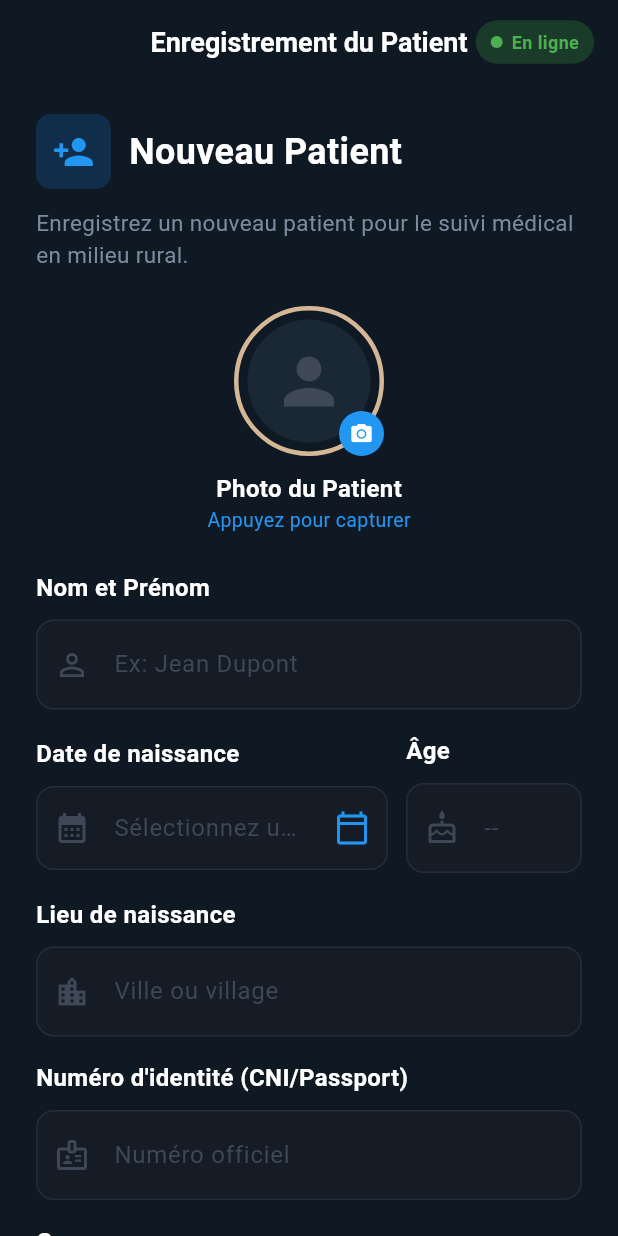
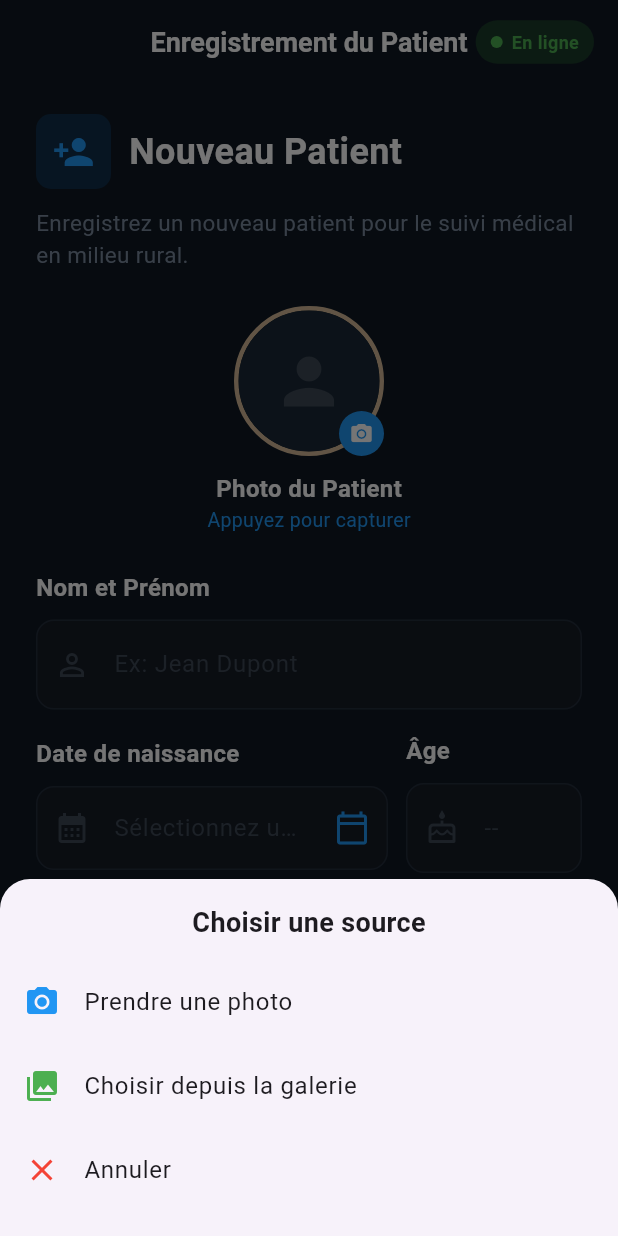
Before and after one commit to Eizrah/SanteMada, a Flutter app: the AddPatient screen opened directly, after a tap on "Photo du Patient", on a phone screen of 412 x 824 dp. Run offline on Flutter 3.47's test engine with Material 3 defaults, Android fonts, the phone set to English and light mode, and no system bars; our stand-ins replace connectivity_plus, flutter_secure_storage, image_picker, sqflite; accounts and stored records are empty.

```diff
--- /dev/null
+++ b/mobile/sante_mada/lib/fonction/prendrePhoto.dart
@@ -0,0 +1,91 @@
+import 'package:flutter/material.dart';
+import 'package:flutter/services.dart';
+import 'package:image_picker/image_picker.dart';
+
+/// Ouvre un dialog pour choisir la source (caméra ou galerie),
+/// puis retourne le fichier image sélectionné, ou null si annulé.
+
+Future<XFile?> prendrePhoto(BuildContext context) async {
+  // Vérifier que le contexte est encore valide
+  if (!context.mounted) return null;
+
+  final ImagePicker picker = ImagePicker();
+
+  // Afficher un BottomSheet pour choisir la source
+  final ImageSource? source = await showModalBottomSheet<ImageSource>(
+    context: context,
+    shape: const RoundedRectangleBorder(
+      borderRadius: BorderRadius.vertical(top: Radius.circular(20)),
+    ),
+    builder: (BuildContext ctx) {
+      return SafeArea(
+        child: Padding(
+          padding: const EdgeInsets.symmetric(vertical: 16),
+          child: Column(
+            mainAxisSize: MainAxisSize.min,
+            children: [
+              const Text(
+                'Choisir une source',
+                style: TextStyle(fontSize: 18, fontWeight: FontWeight.bold),
+              ),
+              const SizedBox(height: 12),
+              ListTile(
+                leading: const Icon(Icons.camera_alt, color: Colors.blue),
+                title: const Text('Prendre une photo'),
+                onTap: () => Navigator.pop(ctx, ImageSource.camera),
+              ),
+              ListTile(
+                leading: const Icon(Icons.photo_library, color: Colors.green),
+                title: const Text('Choisir depuis la galerie'),
+                onTap: () => Navigator.pop(ctx, ImageSource.gallery),
+              ),
+              ListTile(
+                leading: const Icon(Icons.close, color: Colors.red),
+                title: const Text('Annuler'),
+                onTap: () => Navigator.pop(ctx, null),
+              ),
+            ],
+          ),
+        ),
+      );
+    },
+  );
+
+  // Si l'utilisateur a annulé le choix
+  if (source == null) return null;
+
+  try {
+    // Prendre la photo selon la source choisie
+    final XFile? image = await picker.pickImage(
+      source: source,
+      imageQuality: 85,
+      maxWidth: 1280,
+      maxHeight: 1280,
+    );
+    return image;
+  } on PlatformException catch (e) {
+    // Permission refusée ou caméra non disponible
+    debugPrint(
+      'Erreur image_picker (PlatformException): ${e.code} - ${e.message}',
+    );
+    if (context.mounted) {
+      ScaffoldMessenger.of(context).showSnackBar(
+        SnackBar(
+          content: Text(
+            e.code == 'camera_access_denied'
+                ? 'Accès à la caméra refusé. Veuillez autoriser l\'accès dans les paramètres.'
+                : e.code == 'photo_access_denied'
+                ? 'Accès à la galerie refusé. Veuillez autoriser l\'accès dans les paramètres.'
+                : 'Impossible d\'accéder à la caméra/galerie : ${e.message}',
+          ),
+          backgroundColor: Colors.redAccent,
+          duration: const Duration(seconds: 3),
+        ),
+      );
+    }
+    return null;
+  } catch (e) {
+    debugPrint('Erreur inattendue lors de la prise de photo: $e');
+    return null;
+  }
+}
--- a/mobile/sante_mada/lib/new_patient/AddPatient.dart
+++ b/mobile/sante_mada/lib/new_patient/AddPatient.dart
@@ -1,10 +1,13 @@
 import 'dart:async';
+import 'dart:io';
 import 'package:flutter/material.dart';
 import 'package:flutter/services.dart';
 import 'package:connectivity_plus/connectivity_plus.dart';
 import 'package:sante_mada/classes/widgetUtil.dart';
 import 'package:sante_mada/database/dbLocal.dart';
+import 'package:sante_mada/fonction/prendrePhoto.dart';
 import 'package:sante_mada/models/Patient.dart';
+import 'package:image_picker/image_picker.dart';
 
 class AddPatient extends StatefulWidget {
   const AddPatient({super.key});
@@ -122,8 +125,6 @@ class _AddPatient extends State<AddPatient> {
         );
 
         await Future.delayed(const Duration(seconds: 1));
-
-
       }
     } catch (e) {
       ScaffoldMessenger.of(context).showSnackBar(
@@ -255,7 +256,15 @@ class _AddPatient extends State<AddPatient> {
               // Photo du Patient
               Center(
                 child: GestureDetector(
-                  onTap: () => debugPrint("Capture photo cliquée"),
+                  onTap: () async {
+                    XFile? photo = await prendrePhoto(context);
+                    if (!mounted) return;
+                    if (photo != null) {
+                      setState(() {
+                        _photo.text = photo.path;
+                      });
+                    }
+                  },
                   child: Column(
                     children: [
                       Stack(
@@ -267,21 +276,28 @@ class _AddPatient extends State<AddPatient> {
                             decoration: BoxDecoration(
                               shape: BoxShape.circle,
                               border: Border.all(
-                                color: const Color(0xFFD4B896),
+                                color: _photo.text.isNotEmpty
+                                    ? const Color(0xFF2196F3)
+                                    : const Color(0xFFD4B896),
                                 width: 3,
                               ),
                             ),
-                            child: Container(
-                              margin: const EdgeInsets.all(6),
-                              decoration: const BoxDecoration(
-                                shape: BoxShape.circle,
-                                color: Color(0xFF1A2836),
-                              ),
-                              child: const Icon(
-                                Icons.person,
-                                size: 50,
-                                color: Color(0xFF3E4856),
-                              ),
+                            child: ClipOval(
+                              child: _photo.text.isNotEmpty
+                                  ? Image.file(
+                                      File(_photo.text),
+                                      width: 100,
+                                      height: 100,
+                                      fit: BoxFit.cover,
+                                    )
+                                  : Container(
+                                      color: const Color(0xFF1A2836),
+                                      child: const Icon(
+                                        Icons.person,
+                                        size: 50,
+                                        color: Color(0xFF3E4856),
+                                      ),
+                                    ),
                             ),
                           ),
                           Positioned(
--- a/mobile/sante_mada/pubspec.yaml
+++ b/mobile/sante_mada/pubspec.yaml
@@ -39,6 +39,7 @@ dependencies:
   sqflite: ^2.4.2
   flutter_secure_storage: ^9.0.0
   connectivity_plus: ^7.0.0
+  image_picker: ^1.1.2
 
 dev_dependencies:
   flutter_test:
```
Also changed, not shown: mobile/sante_mada/pubspec.lock, 5 other files.
